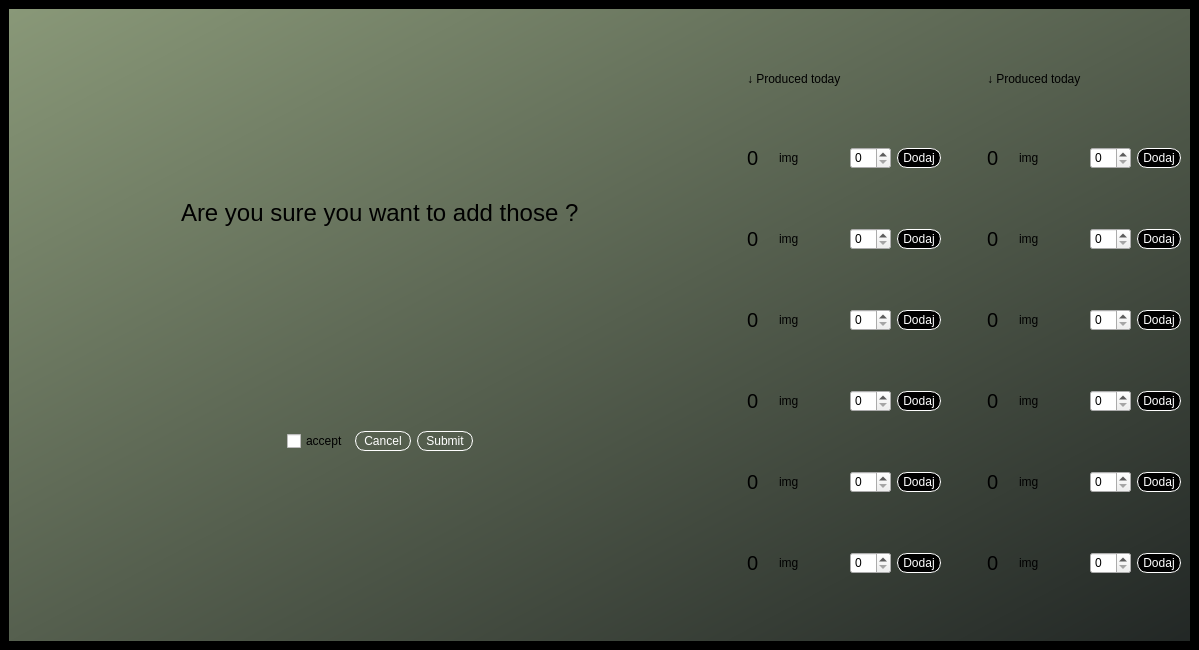
Before: the Qt Designer form LinuxProject/mainwindow.ui in Skalik2/LinuxAppCpp, drawn with Qt 5.
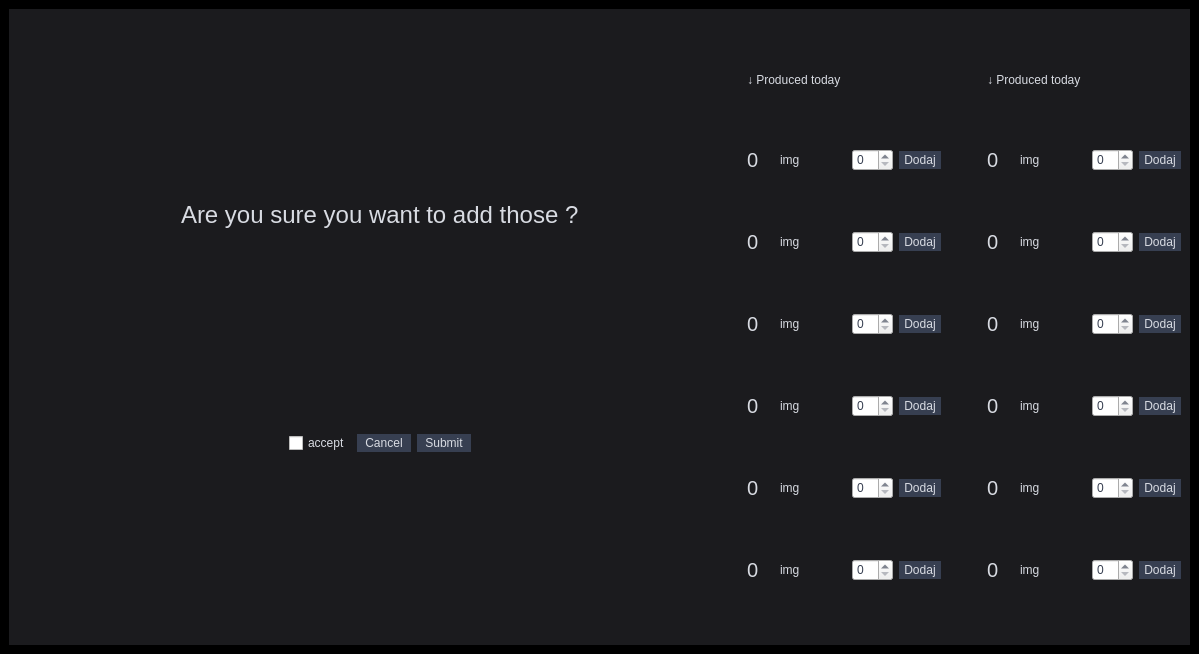
After: the same form once the commit is applied. The open tabs and pages were chosen to show the change.

Commit message: Color adjustment + buttons on clicks

```diff
--- a/LinuxProject/mainwindow.ui
+++ b/LinuxProject/mainwindow.ui
@@ -7,7 +7,7 @@
     <x>0</x>
     <y>0</y>
     <width>1199</width>
-    <height>650</height>
+    <height>654</height>
    </rect>
   </property>
   <property name="maximumSize">
@@ -23,6 +23,9 @@
    <string notr="true">background-color: black</string>
   </property>
   <widget class="QWidget" name="centralwidget">
+   <property name="styleSheet">
+    <string notr="true">color: #D8DBE2;</string>
+   </property>
    <layout class="QHBoxLayout" name="horizontalLayout_3">
     <item>
      <widget class="QStackedWidget" name="stackedWidget">
@@ -42,7 +45,8 @@
        <bool>false</bool>
       </property>
       <property name="styleSheet">
-       <string notr="true">background-color: qlineargradient(spread:pad, x1:0, y1:0, x2:1, y2:1, stop:0 rgba(137, 152, 120, 255), stop:1 rgba(34, 39, 37, 255));</string>
+       <string notr="true">background-color: #1B1B1E;
+</string>
       </property>
       <property name="currentIndex">
        <number>1</number>
@@ -367,10 +371,9 @@
        </property>
        <property name="styleSheet">
         <string notr="true">QPushButton{
-	border: 1px solid rgb(255, 255, 255);
 	padding: 2px 5px;
-	background-color: rgb(0, 0, 0);
-	color: rgb(255, 255, 255);
+	background-color: #373F51;
+	color: #D8DBE2;
 	border-radius: 10px;
 }
 QPushButton:hover{
@@ -382,6 +385,7 @@
 }
 QSpinBox{
 background-color: none;
+color: #373F51;
 }</string>
        </property>
        <layout class="QHBoxLayout" name="horizontalLayout_8">
@@ -451,6 +455,18 @@
                <property name="tabletTracking">
                 <bool>false</bool>
                </property>
+               <property name="styleSheet">
+                <string notr="true">QPushButton{
+	padding: 2px 5px;
+	background-color: #373F51;
+	color: #D8DBE2;
+	border-radius: 10px;
+}
+QPushButton:hover{
+	background-color: #D8DBE2;
+	color: #373F51;;
+}</string>
+               </property>
                <layout class="QHBoxLayout" name="horizontalLayout_15">
                 <item>
                  <spacer name="horizontalSpacer_12">
@@ -814,9 +830,120 @@
                <widget class="QLabel" name="imgHex">
                 <property name="palette">
                  <palette>
-                  <active/>
-                  <inactive/>
-                  <disabled/>
+                  <active>
+                   <colorrole role="WindowText">
+                    <brush brushstyle="SolidPattern">
+                     <color alpha="255">
+                      <red>216</red>
+                      <green>219</green>
+                      <blue>226</blue>
+                     </color>
+                    </brush>
+                   </colorrole>
+                   <colorrole role="Text">
+                    <brush brushstyle="SolidPattern">
+                     <color alpha="255">
+                      <red>216</red>
+                      <green>219</green>
+                      <blue>226</blue>
+                     </color>
+                    </brush>
+                   </colorrole>
+                   <colorrole role="ButtonText">
+                    <brush brushstyle="SolidPattern">
+                     <color alpha="255">
+                      <red>216</red>
+                      <green>219</green>
+                      <blue>226</blue>
+                     </color>
+                    </brush>
+                   </colorrole>
+                   <colorrole role="PlaceholderText">
+                    <brush brushstyle="SolidPattern">
+                     <color alpha="128">
+                      <red>216</red>
+                      <green>219</green>
+                      <blue>226</blue>
+                     </color>
+                    </brush>
+                   </colorrole>
+                  </active>
+                  <inactive>
+                   <colorrole role="WindowText">
+                    <brush brushstyle="SolidPattern">
+                     <color alpha="255">
+                      <red>216</red>
+                      <green>219</green>
+                      <blue>226</blue>
+                     </color>
+                    </brush>
+                   </colorrole>
+                   <colorrole role="Text">
+                    <brush brushstyle="SolidPattern">
+                     <color alpha="255">
+                      <red>216</red>
+                      <green>219</green>
+                      <blue>226</blue>
+                     </color>
+                    </brush>
+                   </colorrole>
+                   <colorrole role="ButtonText">
+                    <brush brushstyle="SolidPattern">
+                     <color alpha="255">
+                      <red>216</red>
+                      <green>219</green>
+                      <blue>226</blue>
+                     </color>
+                    </brush>
+                   </colorrole>
+                   <colorrole role="PlaceholderText">
+                    <brush brushstyle="SolidPattern">
+                     <color alpha="128">
+                      <red>216</red>
+                      <green>219</green>
+                      <blue>226</blue>
+                     </color>
+                    </brush>
+                   </colorrole>
+                  </inactive>
+                  <disabled>
+                   <colorrole role="WindowText">
+                    <brush brushstyle="SolidPattern">
+                     <color alpha="255">
+                      <red>216</red>
+                      <green>219</green>
+                      <blue>226</blue>
+                     </color>
+                    </brush>
+                   </colorrole>
+                   <colorrole role="Text">
+                    <brush brushstyle="SolidPattern">
+                     <color alpha="255">
+                      <red>216</red>
+                      <green>219</green>
+                      <blue>226</blue>
+                     </color>
+                    </brush>
+                   </colorrole>
+                   <colorrole role="ButtonText">
+                    <brush brushstyle="SolidPattern">
+                     <color alpha="255">
+                      <red>216</red>
+                      <green>219</green>
+                      <blue>226</blue>
+                     </color>
+                    </brush>
+                   </colorrole>
+                   <colorrole role="PlaceholderText">
+                    <brush brushstyle="SolidPattern">
+                     <color alpha="128">
+                      <red>216</red>
+                      <green>219</green>
+                      <blue>226</blue>
+                     </color>
+                    </brush>
+                   </colorrole>
+                  </disabled>
                  </palette>
                 </property>
                 <property name="autoFillBackground">
@@ -1181,9 +1308,120 @@
                <widget class="QLabel" name="zdjecie">
                 <property name="palette">
                  <palette>
-                  <active/>
-                  <inactive/>
-                  <disabled/>
+                  <active>
+                   <colorrole role="WindowText">
+                    <brush brushstyle="SolidPattern">
+                     <color alpha="255">
+                      <red>216</red>
+                      <green>219</green>
+                      <blue>226</blue>
+                     </color>
+                    </brush>
+                   </colorrole>
+                   <colorrole role="Text">
+                    <brush brushstyle="SolidPattern">
+                     <color alpha="255">
+                      <red>216</red>
+                      <green>219</green>
+                      <blue>226</blue>
+                     </color>
+                    </brush>
+                   </colorrole>
+                   <colorrole role="ButtonText">
+                    <brush brushstyle="SolidPattern">
+                     <color alpha="255">
+                      <red>216</red>
+                      <green>219</green>
+                      <blue>226</blue>
+                     </color>
+                    </brush>
+                   </colorrole>
+                   <colorrole role="PlaceholderText">
+                    <brush brushstyle="SolidPattern">
+                     <color alpha="128">
+                      <red>216</red>
+                      <green>219</green>
+                      <blue>226</blue>
+                     </color>
+                    </brush>
+                   </colorrole>
+                  </active>
+                  <inactive>
+                   <colorrole role="WindowText">
+                    <brush brushstyle="SolidPattern">
+                     <color alpha="255">
+                      <red>216</red>
+                      <green>219</green>
+                      <blue>226</blue>
+                     </color>
+                    </brush>
+                   </colorrole>
+                   <colorrole role="Text">
+                    <brush brushstyle="SolidPattern">
+                     <color alpha="255">
+                      <red>216</red>
+                      <green>219</green>
+                      <blue>226</blue>
+                     </color>
+                    </brush>
+                   </colorrole>
+                   <colorrole role="ButtonText">
+                    <brush brushstyle="SolidPattern">
+                     <color alpha="255">
+                      <red>216</red>
+                      <green>219</green>
+                      <blue>226</blue>
+                     </color>
+                    </brush>
+                   </colorrole>
+                   <colorrole role="PlaceholderText">
+                    <brush brushstyle="SolidPattern">
+                     <color alpha="128">
+                      <red>216</red>
+                      <green>219</green>
+                      <blue>226</blue>
+                     </color>
+                    </brush>
+                   </colorrole>
+                  </inactive>
+                  <disabled>
+                   <colorrole role="WindowText">
+                    <brush brushstyle="SolidPattern">
+                     <color alpha="255">
+                      <red>216</red>
+                      <green>219</green>
+                      <blue>226</blue>
+                     </color>
+                    </brush>
+                   </colorrole>
+                   <colorrole role="Text">
+                    <brush brushstyle="SolidPattern">
+                     <color alpha="255">
+                      <red>216</red>
+                      <green>219</green>
+                      <blue>226</blue>
+                     </color>
+                    </brush>
+                   </colorrole>
+                   <colorrole role="ButtonText">
+                    <brush brushstyle="SolidPattern">
+                     <color alpha="255">
+                      <red>216</red>
+                      <green>219</green>
+                      <blue>226</blue>
+                     </color>
+                    </brush>
+                   </colorrole>
+                   <colorrole role="PlaceholderText">
+                    <brush brushstyle="SolidPattern">
+                     <color alpha="128">
+                      <red>216</red>
+                      <green>219</green>
+                      <blue>226</blue>
+                     </color>
+                    </brush>
+                   </colorrole>
+                  </disabled>
                  </palette>
                 </property>
                 <property name="autoFillBackground">
```
Left out of the diff: 293 changed lines with no effect on the pictures. The commit also changes 2 other files.
